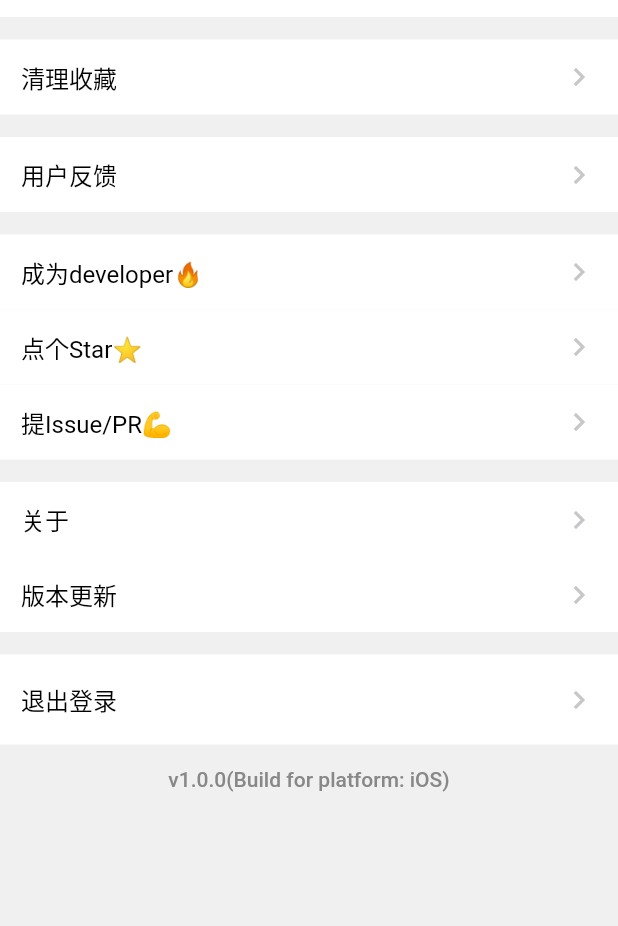
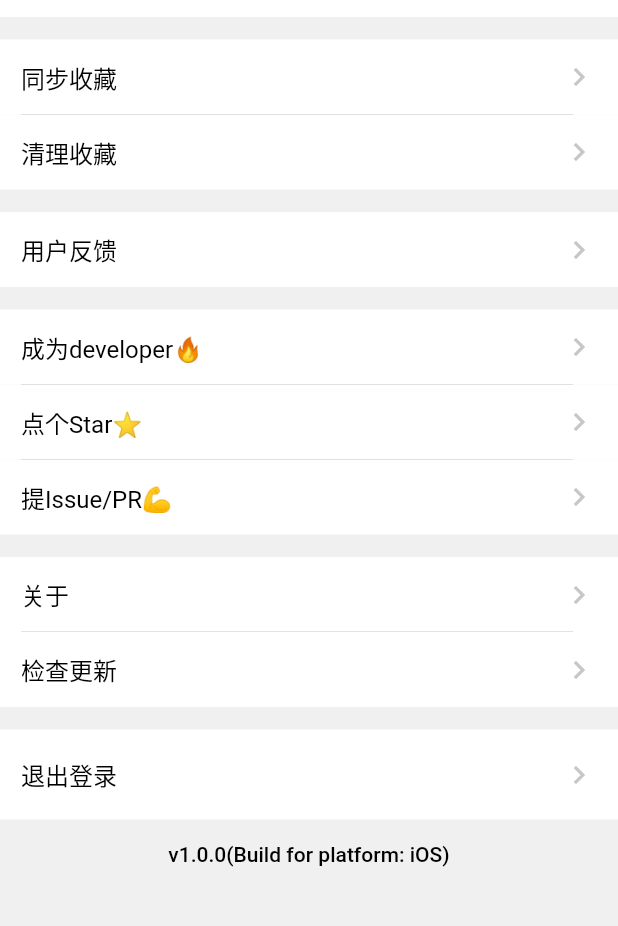
Before and after one commit to yutiansut/flutter_gank, a Flutter app: the SettingActivity screen opened directly, on a phone screen of 412 x 824 dp, the part 187-1113 px from its top. Run offline on Flutter 3.47's test engine with Material 2 defaults, Android fonts, the phone set to English and light mode, and no system bars; our stand-ins replace cached_network_image, dio, event_bus, fluttertoast, photo_view, pull_to_refresh and 1 more; missing offline and left inert: flutter_parallax, flutter_webview_plugin, objectdb; accounts and stored records are empty; network calls fail.

Commit message:
optimize settings and login ui.

```diff
--- a/lib/activity/activity_settings.dart
+++ b/lib/activity/activity_settings.dart
@@ -5,6 +5,7 @@ import 'package:flutter/material.dart';
 import 'package:flutter/services.dart';
 import 'package:flutter_gank/activity/activity_about.dart';
 import 'package:flutter_gank/activity/activity_login.dart';
+import 'package:flutter_gank/constant/colors.dart';
 import 'package:flutter_gank/constant/strings.dart';
 import 'package:flutter_gank/event/event_bus.dart';
 import 'package:flutter_gank/gank_app.dart';
@@ -148,6 +149,35 @@ class _SettingActivityState extends State<SettingActivity>
                 color: Colors.white,
                 child: GestureDetector(
                   onTap: () async {
+                    Fluttertoast.showToast(
+                        msg: STRING_SUPPORT_LATER,
+                        backgroundColor: Colors.black,
+                        gravity: ToastGravity.CENTER,
+                        textColor: Colors.white);
+                  },
+                  child: Row(
+                    children: <Widget>[
+                      Expanded(
+                        child: Text(
+                          STRING_SYNC_FAVORITES,
+                          style: Theme.of(context).textTheme.body1,
+                        ),
+                      ),
+                      Icon(Icons.chevron_right, color: const Color(0xffc7c7ca))
+                    ],
+                  ),
+                ),
+              ),
+              Padding(
+                padding: const EdgeInsets.only(left: 14, right: 30),
+                child: Divider(height: 0, color: COLOR_DIVIDER),
+              ),
+              Container(
+                padding: EdgeInsets.symmetric(horizontal: 14),
+                height: 50,
+                color: Colors.white,
+                child: GestureDetector(
+                  onTap: () async {
                     await clearDB();
                     Fluttertoast.showToast(
                         msg: STRING_CLEAR_FAVORITES_SUCCESS,
@@ -217,6 +247,10 @@ class _SettingActivityState extends State<SettingActivity>
                   ),
                 ),
               ),
+              Padding(
+                padding: const EdgeInsets.only(left: 14, right: 30),
+                child: Divider(height: 0, color: COLOR_DIVIDER),
+              ),
               Container(
                 padding: EdgeInsets.symmetric(horizontal: 14),
                 height: 50,
@@ -249,6 +283,10 @@ class _SettingActivityState extends State<SettingActivity>
                     ],
                   ),
                 ),
+              ),
+              Padding(
+                padding: const EdgeInsets.only(left: 14, right: 30),
+                child: Divider(height: 0, color: COLOR_DIVIDER),
               ),
               Container(
                 padding: EdgeInsets.symmetric(horizontal: 14),
@@ -296,6 +334,10 @@ class _SettingActivityState extends State<SettingActivity>
                     ],
                   ),
                 ),
+              ),
+              Padding(
+                padding: const EdgeInsets.only(left: 14, right: 30),
+                child: Divider(height: 0, color: COLOR_DIVIDER),
               ),
               Container(
                 padding: EdgeInsets.symmetric(horizontal: 14),
@@ -368,7 +410,7 @@ class _SettingActivityState extends State<SettingActivity>
                     style: Theme.of(context)
                         .textTheme
                         .body2
-                        .copyWith(color: const Color(0xff888888)),
+                        .copyWith(color: Colors.black),
                   ),
                 ),
               )
--- a/lib/constant/strings.dart
+++ b/lib/constant/strings.dart
@@ -82,9 +82,11 @@ const String STRING_CLEAR_CACHE_SUCCESS = "清理缓存成功";
 
 const String STRING_CLEAR_FAVORITES = "清理收藏";
 
+const String STRING_SYNC_FAVORITES = "同步收藏";
+
 const String STRING_FEED_BACK = "用户反馈";
 
-const String STRING_CHECK_UPDATE = "版本更新";
+const String STRING_CHECK_UPDATE = "检查更新";
 
 const String STRING_CLEAR_FAVORITES_SUCCESS = "清理收藏成功";
 
@@ -124,6 +126,9 @@ const String STRING_PASSWORD_HINT = '请输入密码';
 
 const String STRING_LOGIN_TIP = '请输入Github账号密码或者浏览器中授权登录';
 
+const String STRING_SUPPORT_LATER = '即将支持~';
+
+
 ///干货分类
 const List<String> GANK_ALL_CATEGORIES = <String>[
   STRING_GANK_ALL,
```
Also changed, not shown: lib/activity/activity_login.dart (+21 -8 lines).
